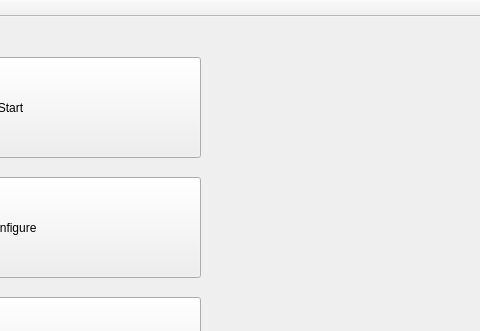
First picture: the form in ObjectTracking/mainwindow.ui, repository TFNeto/Indoor-object-tracking, before the edit; both pictures show x 460 to 940 and y 0 to 331 of the 940 by 578 pixel window.
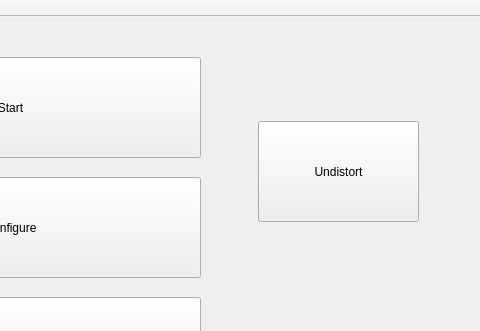
Second picture: the form after the edit.

```diff
--- a/ObjectTracking/mainwindow.ui
+++ b/ObjectTracking/mainwindow.ui
@@ -66,6 +66,19 @@
      <string>Log</string>
     </property>
    </widget>
+   <widget class="QPushButton" name="pushButton">
+    <property name="geometry">
+     <rect>
+      <x>718</x>
+      <y>104</y>
+      <width>161</width>
+      <height>101</height>
+     </rect>
+    </property>
+    <property name="text">
+     <string>Undistort</string>
+    </property>
+   </widget>
   </widget>
   <widget class="QToolBar" name="mainToolBar">
    <attribute name="toolBarArea">
```
